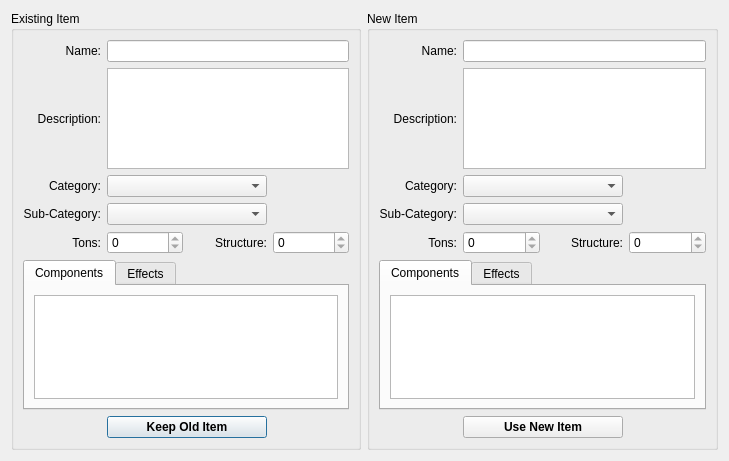
Above: dialogs/ItemConflictDialog.ui from Ramblurr/SupernovaAssistant before the change. Below: the same form after it.
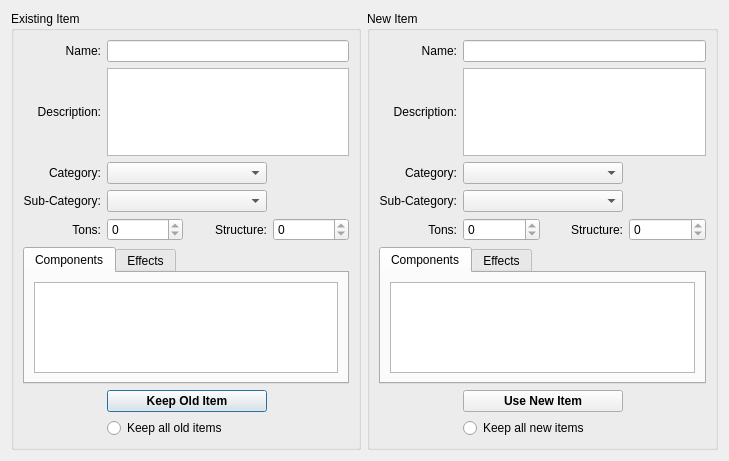
That is the form after the change. Custom widgets are drawn as their Qt base class.

Commit message: ItemConflictDialog: add 'Repeat for new/old' radio buttons

What changed in the file:
```diff
--- a/dialogs/ItemConflictDialog.ui
+++ b/dialogs/ItemConflictDialog.ui
@@ -169,6 +169,13 @@
       <item row="1" column="1" colspan="3">
        <widget class="QTextEdit" name="olddescEdit"/>
       </item>
+      <item row="9" column="1" colspan="2">
+       <widget class="QRadioButton" name="oldKeepRadio">
+        <property name="text">
+         <string>Keep all old items</string>
+        </property>
+       </widget>
+      </item>
      </layout>
     </widget>
    </item>
@@ -315,6 +322,13 @@
       <item row="1" column="1" colspan="3">
        <widget class="QTextEdit" name="newdescEdit"/>
       </item>
+      <item row="9" column="1" colspan="2">
+       <widget class="QRadioButton" name="newKeepRadio">
+        <property name="text">
+         <string>Keep all new items</string>
+        </property>
+       </widget>
+      </item>
      </layout>
     </widget>
    </item>
```
The commit also changes 2 other files.
